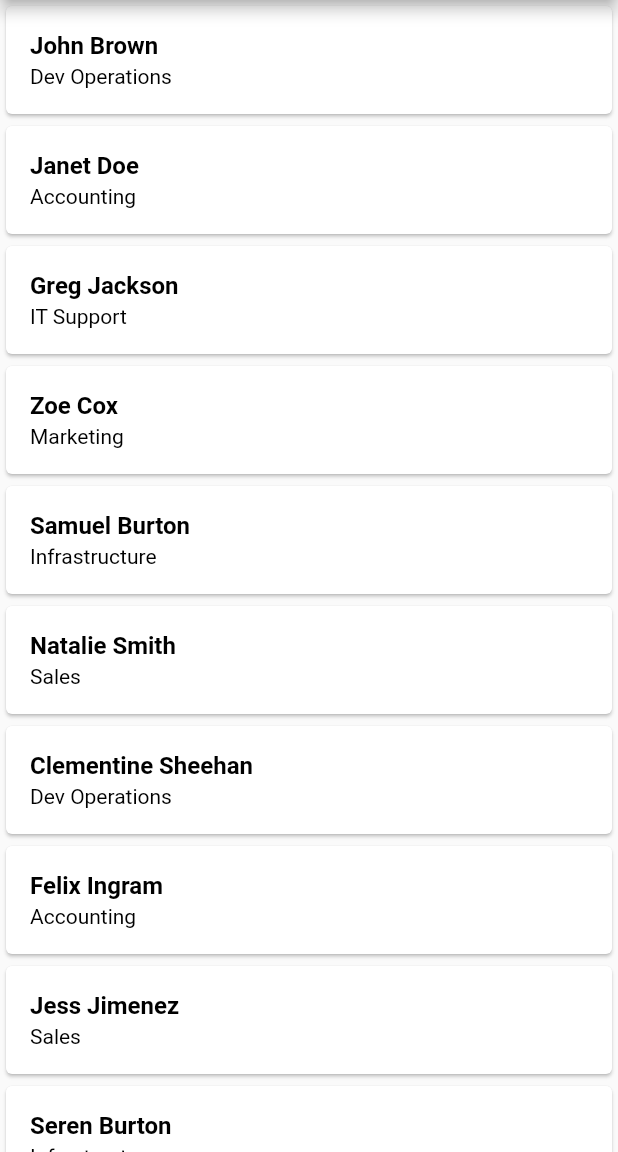
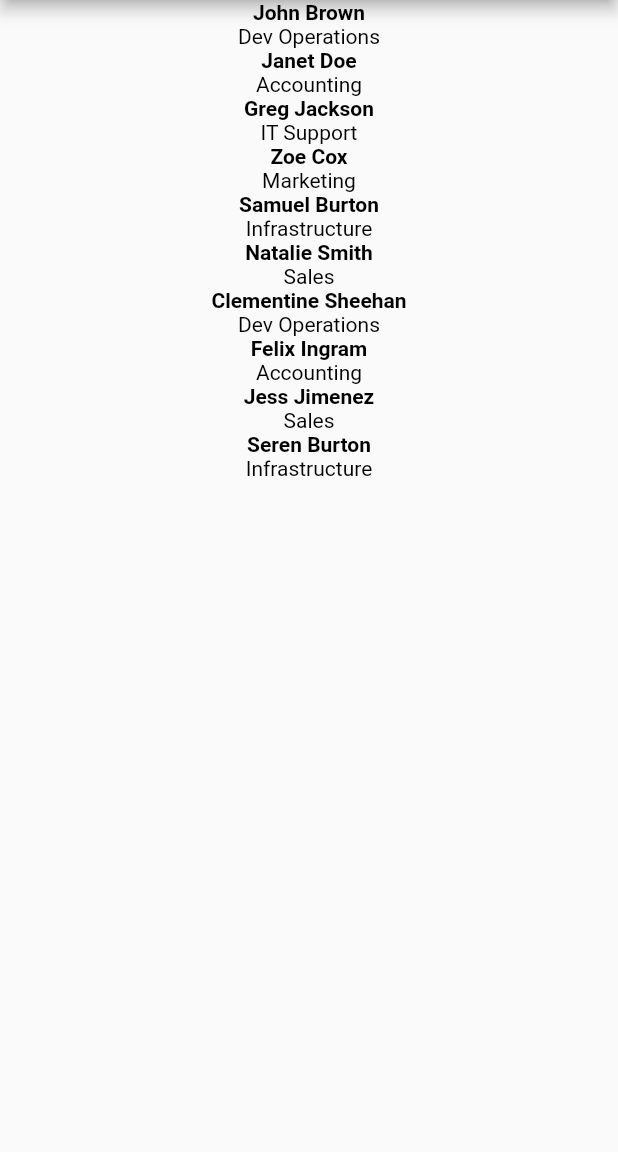
Before and after one commit to attiqueullah/Contact-Flutter, a Flutter app: the screen it shows after launch, on a phone screen of 412 x 824 dp, the part 84-1236 px from its top. Run offline on Flutter 3.47's test engine with Material 2 defaults, Android fonts, the phone set to English and light mode, and no system bars.

Commit message:
minor Update

```diff
--- a/lib/people_list_page.dart
+++ b/lib/people_list_page.dart
@@ -106,11 +106,10 @@ class _PeopleListPageState extends State<PeopleListPage> {
       body: ListView.builder(
         key: WidgetKey.listOfPeople,
         itemBuilder: (context, index) {
-          var responsibility = people[index].responsibility.toNameString();
           return PersonItemWidget(
               id: people[index].id,
               fullName: people[index].fullName,
-              responsibility: responsibility);
+              responsibility: people[index].responsibility.toNameString());
         },
         itemCount: people.length,
       ),
@@ -151,17 +150,20 @@ class PersonItemWidget extends StatelessWidget {
 
   @override
   Widget build(BuildContext context) {
-    return Card(
-      child: ListTile(
+    return InkWell(
       onTap: () {
         Navigator.push(
             context,
             MaterialPageRoute(
                 builder: (context) => PersonDetailsPage(personId: id)));
       },
-        title: Text(fullName,
-            style: TextStyle(color: Colors.black, fontWeight: FontWeight.bold)),
-        subtitle: Text(responsibility, style: TextStyle(color: Colors.black)),
+      child: Column(
+        children: [
+          Text('$fullName',
+              style:
+                  TextStyle(color: Colors.black, fontWeight: FontWeight.bold)),
+          Text('$responsibility', style: TextStyle(color: Colors.black))
+        ],
       ),
     );
   }
--- a/lib/person_details_page.dart
+++ b/lib/person_details_page.dart
@@ -21,8 +21,15 @@ class _PersonDetailsPageState extends State<PersonDetailsPage> {
     super.initState();
     if (widget.personId != null) {
       person = Component.instance.api.getPerson(widget.personId);
+      if (person == null) {
+        WidgetsBinding.instance.addPostFrameCallback((_) {
+          Navigator.of(context).pop();
+        });
+      }
     } else {
-      Navigator.pop(context);
+      WidgetsBinding.instance.addPostFrameCallback((_) {
+        Navigator.of(context).pop();
+      });
     }
   }
 
```
Lines whose indentation alone changed are shown as unchanged.
